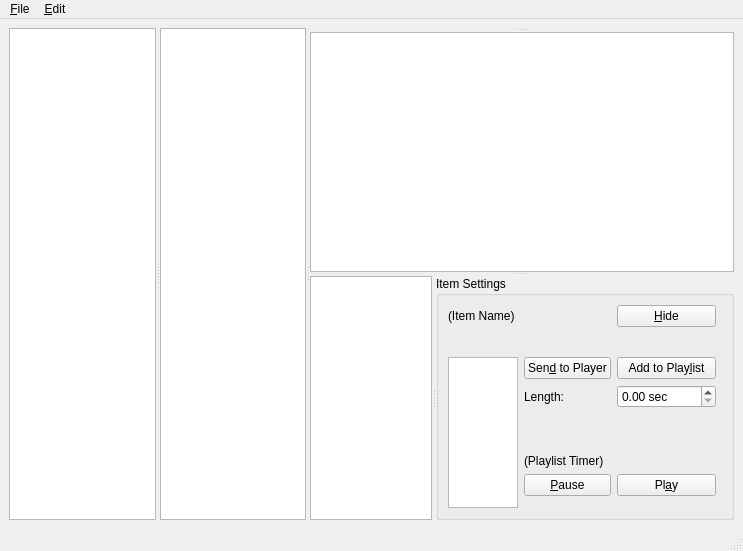
The window that src/glvidtex/DirectorWindow.ui (google-code-export/dviz) describes before a commit, drawn with Qt 5.
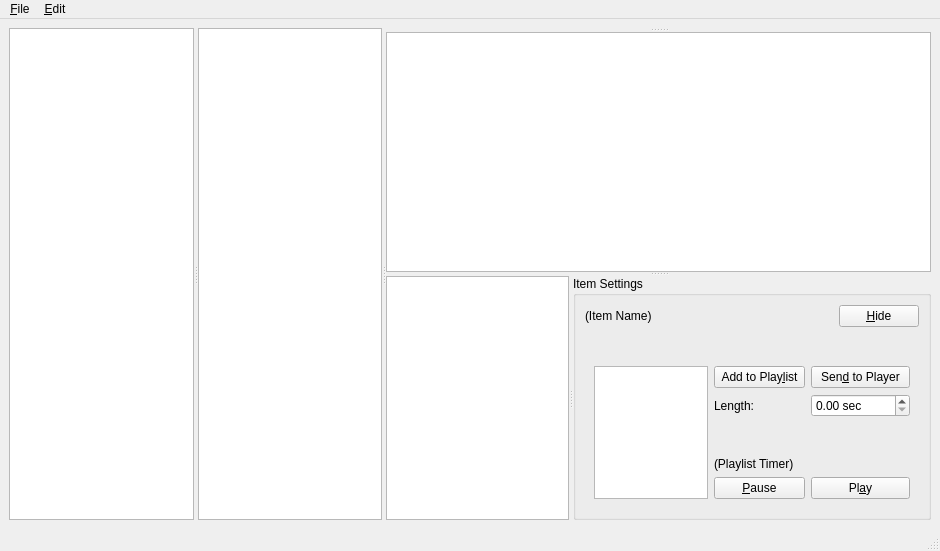
The same window after the commit. Custom widgets are drawn as their Qt base class.

Commit message: Added basic support for video input selection to Director. Created VideoInputSenderManager to manage video transmission - still need to integrate into PlayerWindow. Only tested cross fading/switching locally in director, not tested yet with player.

Diff of the .ui file:
```diff
--- a/src/glvidtex/DirectorWindow.ui
+++ b/src/glvidtex/DirectorWindow.ui
@@ -6,7 +6,7 @@
    <rect>
     <x>0</x>
     <y>0</y>
-    <width>743</width>
+    <width>940</width>
     <height>551</height>
    </rect>
   </property>
@@ -48,15 +48,40 @@
          </property>
          <layout class="QVBoxLayout" name="verticalLayout">
           <item>
-           <layout class="QGridLayout" name="gridLayout">
-            <item row="0" column="0" colspan="2">
+           <layout class="QHBoxLayout" name="horizontalLayout_2">
+            <item>
              <widget class="QLabel" name="itemNameLabel">
               <property name="text">
                <string>(Item Name)</string>
               </property>
              </widget>
             </item>
-            <item row="1" column="0" colspan="4">
+            <item>
+             <spacer name="horizontalSpacer">
+              <property name="orientation">
+               <enum>Qt::Horizontal</enum>
+              </property>
+              <property name="sizeHint" stdset="0">
+               <size>
+                <width>40</width>
+                <height>20</height>
+               </size>
+              </property>
+             </spacer>
+            </item>
+            <item>
+             <widget class="QPushButton" name="hideBtn">
+              <property name="text">
+               <string>&amp;Hide</string>
+              </property>
+              <property name="checkable">
+               <bool>true</bool>
+              </property>
+             </widget>
+            </item>
+           </layout>
+          </item>
+          <item>
              <widget class="QWidget" name="itemPropBase" native="true">
               <layout class="QHBoxLayout" name="horizontalLayout">
                <item>
@@ -65,28 +90,34 @@
               </layout>
              </widget>
             </item>
-            <item row="2" column="1">
-             <widget class="QPushButton" name="sendToPlayerBtn">
-              <property name="text">
-               <string>Sen&amp;d to Player</string>
-              </property>
-             </widget>
-            </item>
-            <item row="2" column="2">
+          <item>
+           <widget class="QWidget" name="playlistSetupWidget" native="true">
+            <layout class="QGridLayout" name="gridLayout">
+             <item row="0" column="0" rowspan="5">
+              <widget class="QListView" name="playlistView"/>
+             </item>
+             <item row="0" column="1">
              <widget class="QPushButton" name="addToPlaylistBtn">
               <property name="text">
                <string>Add to Play&amp;list</string>
               </property>
              </widget>
             </item>
-            <item row="3" column="1">
+             <item row="0" column="2">
+              <widget class="QPushButton" name="sendToPlayerBtn">
+               <property name="text">
+                <string>Sen&amp;d to Player</string>
+               </property>
+              </widget>
+             </item>
+             <item row="1" column="1">
              <widget class="QLabel" name="label">
               <property name="text">
                <string>Length:</string>
               </property>
              </widget>
             </item>
-            <item row="3" column="2">
+             <item row="1" column="2">
              <widget class="QDoubleSpinBox" name="itemLengthBox">
               <property name="suffix">
                <string> sec</string>
@@ -96,54 +127,42 @@
               </property>
              </widget>
             </item>
-            <item row="6" column="1">
+             <item row="2" column="1">
+              <spacer name="verticalSpacer">
+               <property name="orientation">
+                <enum>Qt::Vertical</enum>
+               </property>
+               <property name="sizeHint" stdset="0">
+                <size>
+                 <width>91</width>
+                 <height>0</height>
+                </size>
+               </property>
+              </spacer>
+             </item>
+             <item row="3" column="1">
+              <widget class="QLabel" name="timeLabel">
+               <property name="text">
+                <string>(Playlist Timer)</string>
+               </property>
+              </widget>
+             </item>
+             <item row="4" column="1">
              <widget class="QPushButton" name="pauseBtn">
               <property name="text">
                <string>&amp;Pause</string>
               </property>
              </widget>
             </item>
-            <item row="6" column="2">
+             <item row="4" column="2">
              <widget class="QPushButton" name="playBtn">
               <property name="text">
                <string>Pl&amp;ay</string>
               </property>
              </widget>
             </item>
-            <item row="0" column="2">
-             <widget class="QPushButton" name="hideBtn">
-              <property name="text">
-               <string>&amp;Hide</string>
-              </property>
-              <property name="checkable">
-               <bool>true</bool>
-              </property>
-             </widget>
-            </item>
-            <item row="5" column="1">
-             <widget class="QLabel" name="timeLabel">
-              <property name="text">
-               <string>(Playlist Timer)</string>
-              </property>
-             </widget>
-            </item>
-            <item row="2" column="0" rowspan="7">
-             <widget class="QListView" name="playlistView"/>
-            </item>
-            <item row="4" column="1">
-             <spacer name="verticalSpacer">
-              <property name="orientation">
-               <enum>Qt::Vertical</enum>
-              </property>
-              <property name="sizeHint" stdset="0">
-               <size>
-                <width>20</width>
-                <height>40</height>
-               </size>
-              </property>
-             </spacer>
-            </item>
-           </layout>
+            </layout>
+           </widget>
           </item>
          </layout>
         </widget>
@@ -158,7 +177,7 @@
     <rect>
      <x>0</x>
      <y>0</y>
-     <width>743</width>
+     <width>940</width>
      <height>25</height>
     </rect>
    </property>
```
Lines whose indentation alone changed are shown as unchanged. The commit also changes 18 other files.
